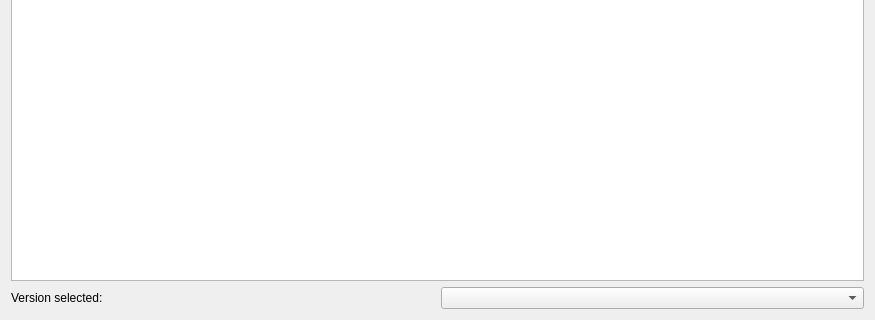
Old version of the form application/pages/modplatform/ftb/FtbPage.ui in the repository FreesmTeam/FreesmLauncher; both pictures show x 0 to 875 and y 425 to 745 of the 875 by 745 pixel window.
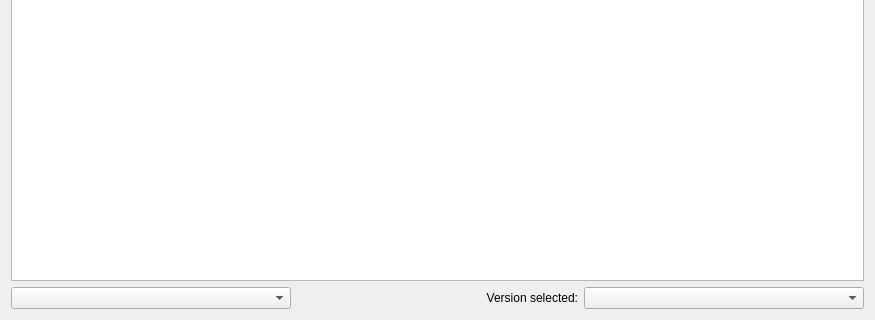
New version of the form.

Commit message: NOISSUE Add sorting options to FTB pack install page

Patch:
```diff
--- a/application/pages/modplatform/ftb/FtbPage.ui
+++ b/application/pages/modplatform/ftb/FtbPage.ui
@@ -38,17 +38,23 @@
     <widget class="QLineEdit" name="searchEdit"/>
    </item>
    <item row="2" column="0" colspan="2">
-    <layout class="QGridLayout" name="gridLayout_4" columnstretch="0,0" rowminimumheight="0" columnminimumwidth="0,0">
-     <item row="0" column="1">
+    <layout class="QGridLayout" name="gridLayout_4" columnstretch="0,0,0" rowminimumheight="0" columnminimumwidth="0,0,0">
+     <item row="0" column="2">
       <widget class="QComboBox" name="versionSelectionBox"/>
      </item>
-     <item row="0" column="0">
+     <item row="0" column="1">
       <widget class="QLabel" name="label">
        <property name="text">
         <string>Version selected:</string>
        </property>
+       <property name="alignment">
+        <set>Qt::AlignRight|Qt::AlignTrailing|Qt::AlignVCenter</set>
+       </property>
       </widget>
      </item>
+     <item row="0" column="0">
+      <widget class="QComboBox" name="sortByBox"/>
+     </item>
     </layout>
    </item>
   </layout>
```
Left out of the diff: 29 changed lines with no effect on the pictures. The commit also changes 8 other files.
